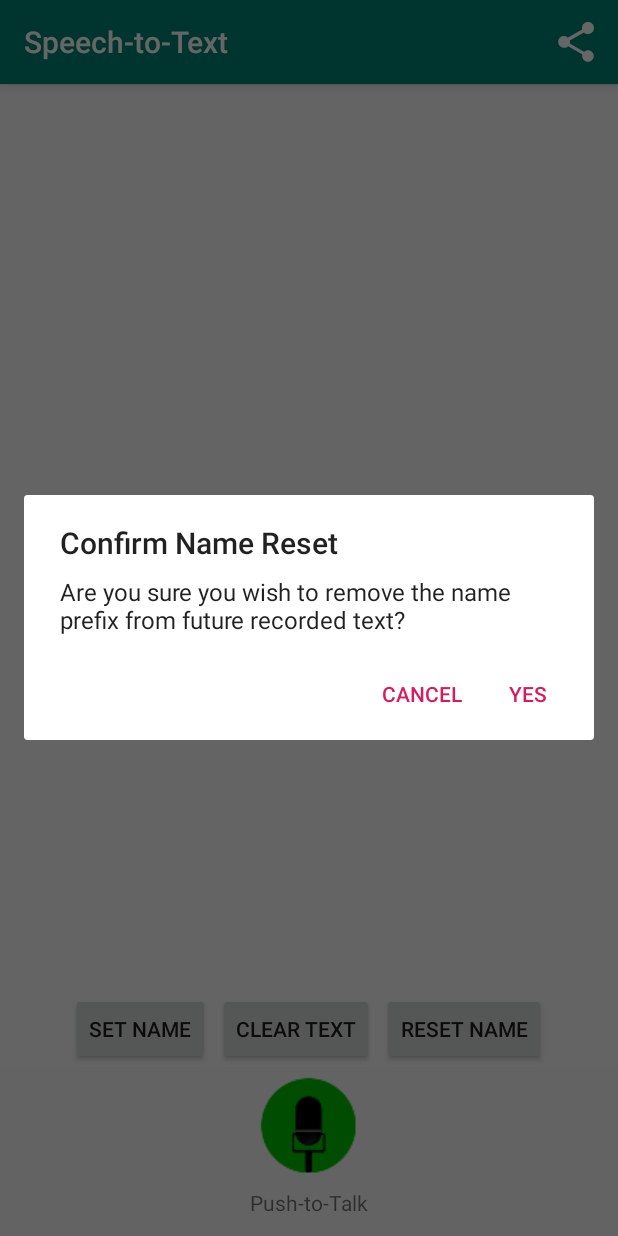
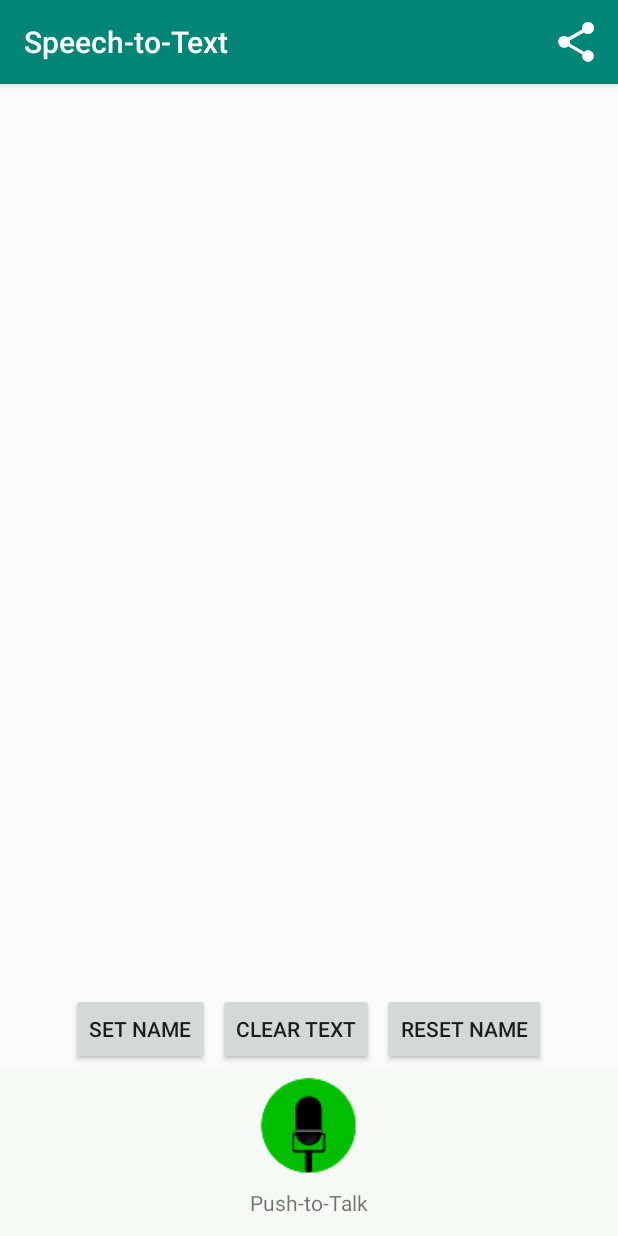
Before and after one commit to BDhakshna/SpeechToText, an Android app: the screen it shows after launch (MainActivity), after a tap on "RESET NAME", on a phone screen of 412 x 824 dp. Run offline under Robolectric (Android 15) with nearby library versions, the phone set to English and light mode, and no system bars.

Commit message:
Refined activity line break

```diff
--- a/app/src/main/java/finalproject/speechtotext/speechtotext_simplelayout/MainActivity.java
+++ b/app/src/main/java/finalproject/speechtotext/speechtotext_simplelayout/MainActivity.java
@@ -35,7 +35,7 @@ public class MainActivity extends AppCompatActivity {
         data = getPreferences(MODE_PRIVATE);
         voiceOutput = findViewById(R.id.voiceInput);
         if (!"".equals(data.getString("Transcript", ""))) {
-            voiceOutput.setText(data.getString("Transcript", "") + "\n——————\n\n");
+            voiceOutput.setText(data.getString("Transcript", "") + "\n——————\n");
         } else {
             voiceOutput.setText(data.getString("Transcript", ""));
         }
@@ -71,13 +71,6 @@ public class MainActivity extends AppCompatActivity {
                 promptResetName();
             }
         });
-        /*Button saveButton = findViewById(R.id.saveBtn);
-        saveButton.setOnClickListener(new View.OnClickListener() {
-            @Override
-            public void onClick(View v) {
-
-            }
-        });*/
     }
     @Override
     protected void onPause() {
@@ -85,7 +78,7 @@ public class MainActivity extends AppCompatActivity {
         SharedPreferences.Editor editor = data.edit()
                 .putString("Transcript", voiceOutput.getText().toString())
                 .putString("Speaker", speakerName);
-        editor.commit();
+        editor.apply();
     }
     private void promptUserInput() {
         final EditText input = new EditText(this);
@@ -130,9 +123,10 @@ public class MainActivity extends AppCompatActivity {
                 .show();
     }
     private void promptResetName() {
-        AlertDialog.Builder builder = new AlertDialog.Builder(this);
-        builder.setTitle("Confirm Name Reset")
-                .setMessage("Are you sure you wish to remove the name prefix from future recorded text?")
+        if (!speakerName.equals("")) {
+            AlertDialog.Builder builder = new AlertDialog.Builder(this)
+                    .setTitle("Confirm Name Reset");
+            builder.setMessage("Are you sure you wish to remove the name prefix from future recorded text?")
                     .setPositiveButton("Yes", new DialogInterface.OnClickListener() {
                         @Override
                         public void onClick(DialogInterface dialog, int id) {
@@ -147,6 +141,7 @@ public class MainActivity extends AppCompatActivity {
                         }
                     })
                     .show();
+        }
     }
     private void initVoiceInput() {
         try {
```
Lines whose indentation alone changed are shown as unchanged.
